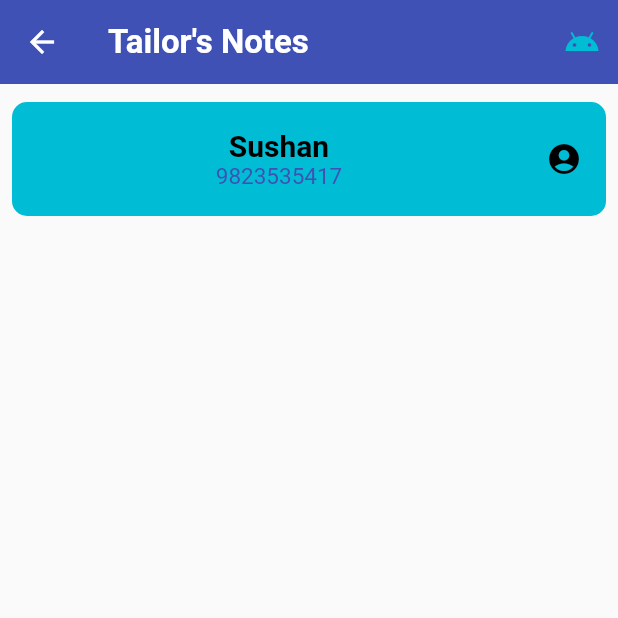
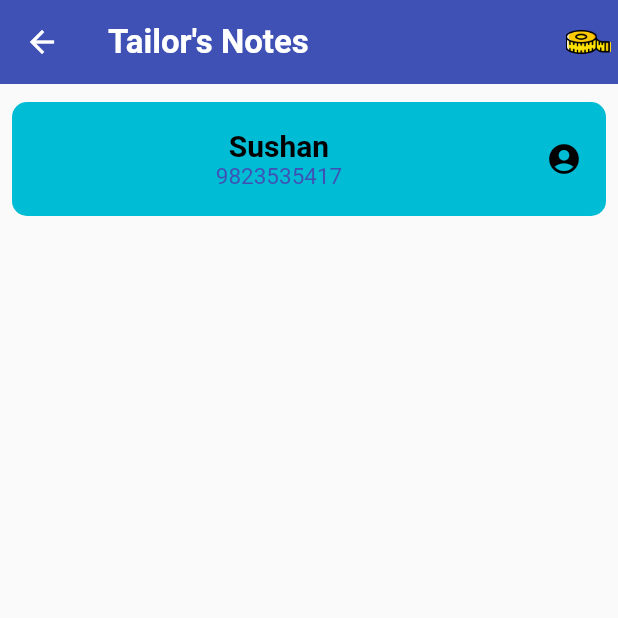
Before and after one commit to SushanShakya/My-First-App, a Flutter app: the screen it shows after launch, after a tap on "Continue", on a phone screen of 412 x 824 dp, the top half of it. Run offline on Flutter 3.47's test engine with Material 2 defaults, Android fonts, the phone set to English and light mode, and no system bars.

Commit message:
Adds asset and also a new screen

```diff
--- a/lib/ui/pages/Welcome/welcome.dart
+++ b/lib/ui/pages/Welcome/welcome.dart
@@ -23,7 +23,7 @@ class Welcome extends StatelessWidget{
                   fontWeight: FontWeight.bold
                 ),
               ),
-              const SizedBox(height: 15.0,),
+              const SizedBox(height: 5.0,),
               Container(
                 decoration: BoxDecoration(
                     color: Colors.white,
@@ -32,7 +32,7 @@ class Welcome extends StatelessWidget{
                 width: 150.0,
                 height: 150.0,
                 child: Padding(
-                  padding: const EdgeInsets.all(30.0),
+                  padding: const EdgeInsets.all(22.0),
                   child: Image(image: AssetImage('asset/images/sewing-machine.png')),
                 ),
               ),
--- a/lib/ui/pages/home.dart
+++ b/lib/ui/pages/home.dart
@@ -3,6 +3,8 @@ import 'package:flutter/material.dart';
 //import 'package:flutter_app/ui/DatabaseHelper.dart';
 import 'package:flutter_app/ui/pages/Details.dart';
 import 'package:flutter_app/ui/pages/InheritedWidget/NoteInherit.dart';
+import 'package:flutter_app/ui/pages/about.dart';
+//import 'package:flutter_app/ui/pages/about.dart';
 import 'package:flutter_app/ui/pages/addPage/mainSubmissionForm.dart';
 
 class HomePage extends StatefulWidget{
@@ -28,11 +30,24 @@ class _HomePageState extends State<HomePage> {
               fontWeight: FontWeight.w600,
           ),),
         actions: <Widget>[
-          IconButton(
-            onPressed: () {},
-            icon :Icon(Icons.android, color: Colors.cyan),
-
-          ),
+//          IconButton(
+//            onPressed: () { Navigator.push(
+//                context,
+//                MaterialPageRoute(builder: (context) =>About()));},
+//            icon :Icon(Icons.android, color: Colors.cyan),
+      Padding(
+        padding: const EdgeInsets.symmetric(horizontal: 5),
+        child: Hero(
+            tag: 'measure',
+            child: GestureDetector(
+              onTap:() {
+                Navigator.push(context, MaterialPageRoute(builder: (context) => About()));
+              },
+              child: Image(image: AssetImage('asset/images/icon.png'),height: 20.0,width: 30.0,)
+            )
+        ),
+      )
+//          ),
         ],
       ),
       body:
--- a/pubspec.yaml
+++ b/pubspec.yaml
@@ -55,7 +55,7 @@ flutter:
 
   assets:
     - asset/images/sewing-machine.png
-
+    - asset/images/icon.png
   # An image asset can refer to one or more resolution-specific "variants", see
   # https://flutter.dev/assets-and-images/#resolution-aware.
 
```
Also changed, not shown: lib/ui/pages/about.dart (added, +29 -0 lines), 11 other files.
